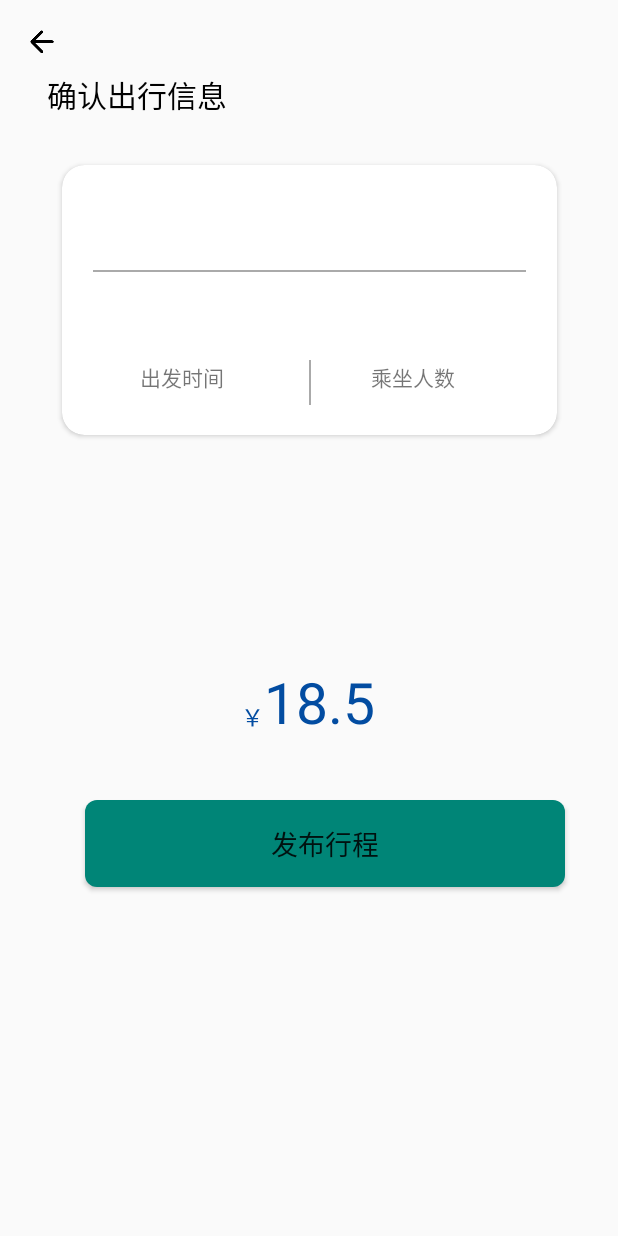
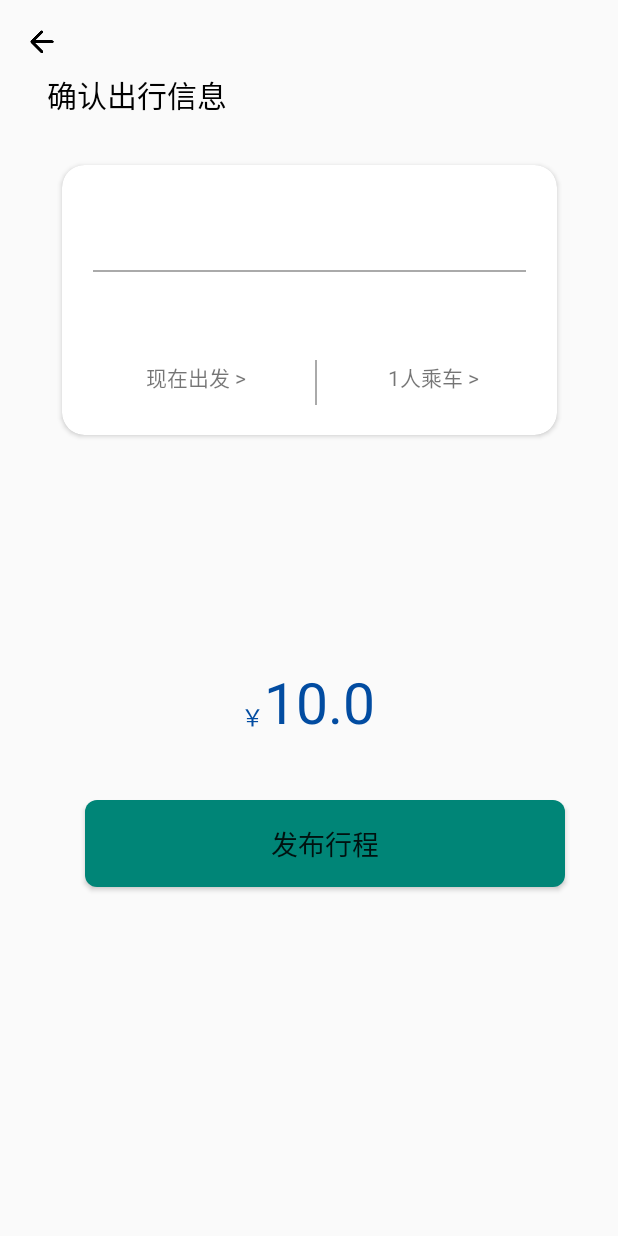
Before and after one commit to MontyYan/carPoolGL, an Android app: the DetailActivity screen opened directly, with no data from a screen before it, on a phone screen of 412 x 824 dp. Run offline under Robolectric (Android 15) with nearby library versions, the light colour scheme and no system bars; libraries missing offline, so code that uses them is left out: com.amap.api, com.bigkoo.pickerview; 14 statements that could not run were skipped.

Commit message:
detail xml

```diff
--- a/app/src/main/res/layout/activity_detail.xml
+++ b/app/src/main/res/layout/activity_detail.xml
@@ -107,40 +107,74 @@
                 android:id="@+id/start_time"
                 android:layout_width="wrap_content"
                 android:layout_height="wrap_content"
-                android:layout_marginStart="52dp"
+                android:layout_marginStart="56dp"
                 android:layout_marginBottom="28dp"
-                android:text="出发时间"
+                android:text="现在出发 >"
                 app:layout_constraintBottom_toBottomOf="parent"
                 app:layout_constraintStart_toStartOf="parent" />
+
+            <LinearLayout
+                android:id="@+id/linearLayout4"
+                android:layout_width="1dp"
+                android:layout_height="30dp"
+                android:layout_marginStart="10dp"
+                android:layout_marginTop="130dp"
+                android:layout_marginEnd="30dp"
+                android:background="@android:color/darker_gray"
+                android:paddingLeft="5dp"
+                android:paddingRight="5dp"
+                app:layout_constraintEnd_toEndOf="parent"
+                app:layout_constraintHorizontal_bias="0.55"
+                app:layout_constraintStart_toStartOf="parent"
+                app:layout_constraintTop_toTopOf="parent">
+
+                <View
+                    android:layout_width="1dp"
+                    android:layout_height="match_parent"
+                    android:background="@android:color/black" />
+            </LinearLayout>
 
             <TextView
                 android:id="@+id/person_num"
                 android:layout_width="wrap_content"
                 android:layout_height="wrap_content"
-                android:layout_marginEnd="68dp"
+                android:layout_marginEnd="52dp"
                 android:layout_marginBottom="28dp"
-                android:text="乘坐人数"
+                android:text="1人乘车 >"
                 app:layout_constraintBottom_toBottomOf="parent"
                 app:layout_constraintEnd_toEndOf="parent" />
 
-            <LinearLayout
-                android:id="@+id/linearLayout3"
-                android:layout_width="1dp"
-                android:layout_height="30dp"
-                android:layout_marginLeft="15dp"
-                android:layout_marginRight="15dp"
-                android:layout_marginTop="130dp"
-                android:background="@android:color/darker_gray"
-                android:paddingLeft="5dp"
-                android:paddingRight="5dp"
-                app:layout_constraintEnd_toEndOf="parent"
-                app:layout_constraintStart_toStartOf="parent"
-                app:layout_constraintTop_toTopOf="parent">
-                <View
-                    android:layout_width="match_parent"
-                    android:layout_height="match_parent"
-                    android:background="@android:color/black" />
-            </LinearLayout>
+            <!--            <LinearLayout-->
+<!--                android:id="@+id/linearLayout3"-->
+<!--                android:layout_width="1dp"-->
+<!--                android:layout_height="30dp"-->
+<!--                android:layout_marginStart="10dp"-->
+<!--                android:layout_marginTop="130dp"-->
+<!--                android:layout_marginEnd="30dp"-->
+<!--                android:background="@android:color/darker_gray"-->
+<!--                android:paddingLeft="5dp"-->
+<!--                android:paddingRight="5dp"-->
+<!--                app:layout_constraintEnd_toEndOf="parent"-->
+<!--                app:layout_constraintHorizontal_bias="0.75"-->
+<!--                app:layout_constraintStart_toStartOf="parent"-->
+<!--                app:layout_constraintTop_toTopOf="parent">-->
+
+<!--                <View-->
+<!--                    android:layout_width="1dp"-->
+<!--                    android:layout_height="match_parent"-->
+<!--                    android:background="@android:color/black" />-->
+<!--            </LinearLayout>-->
+
+<!--            <TextView-->
+<!--                android:id="@+id/map_detail"-->
+<!--                android:layout_width="wrap_content"-->
+<!--                android:layout_height="wrap_content"-->
+<!--                android:layout_marginEnd="16dp"-->
+<!--                android:layout_marginBottom="28dp"-->
+<!--                android:text="查看地图"-->
+<!--                app:layout_constraintBottom_toBottomOf="parent"-->
+<!--                app:layout_constraintEnd_toEndOf="parent" />-->
+
         </androidx.constraintlayout.widget.ConstraintLayout>
     </androidx.cardview.widget.CardView>
 
@@ -150,7 +184,7 @@
         android:layout_height="67dp"
         android:layout_marginTop="152dp"
         android:gravity="left"
-        android:text="18.5"
+        android:text="10.0"
         android:textColor="@color/header_toast"
         android:textSize="38sp"
         app:layout_constraintEnd_toEndOf="parent"
@@ -185,9 +219,12 @@
     <!-- 设置elevation是为了覆盖button    -->
     <androidx.coordinatorlayout.widget.CoordinatorLayout
         android:id="@+id/coordLayout_detail"
+        android:layout_width="match_parent"
+        android:layout_height="match_parent"
         android:elevation="10dp"
-        android:layout_width="match_parent"
-        android:layout_height="match_parent">
+
+        tools:layout_editor_absoluteX="0dp"
+        tools:layout_editor_absoluteY="0dp">
 
         <androidx.core.widget.NestedScrollView
             android:id="@+id/bottom_detail"
@@ -199,12 +236,8 @@
             app:behavior_peekHeight="0dp"
             app:layout_behavior="@string/bottom_sheet_behavior">
 
-            <RelativeLayout
-                android:layout_width="match_parent"
-                android:layout_height="match_parent"
-                android:orientation="vertical">
-
-            </RelativeLayout>
+            <include
+                layout="@layout/passenger_num"/>
         </androidx.core.widget.NestedScrollView>
     </androidx.coordinatorlayout.widget.CoordinatorLayout>
 
```
